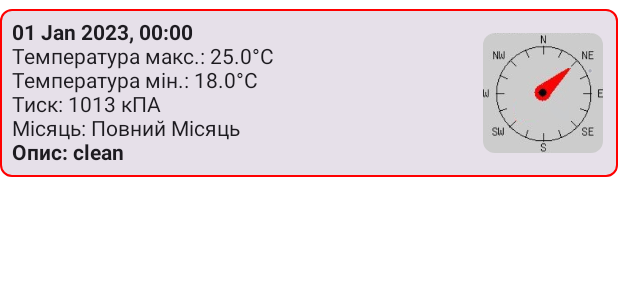
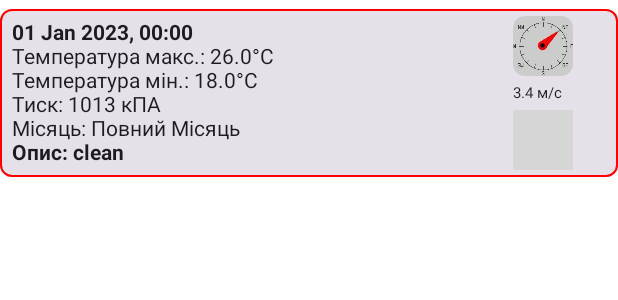
Before and after one commit to Portugal1576/MyPlaceWeatherNew, an Android app built with Jetpack Compose: the @Preview function PreviewDailyForecastItem, on a phone screen of 412 x 824 dp. Shown: the top 300 px of the screen. Run offline under Robolectric (Android 15) with nearby library versions, the phone set to English and light mode, and no system bars; pictures from the network do not load; Roboto replaces fonts that are not available here; grey boxes are pictures that could not be loaded.

Commit message:
Changed UI (Daily weather)

```diff
--- a/app/src/main/java/com/rubtsov/port/myplaceweathernew/model/Minutely.kt
+++ b/app/src/main/java/com/rubtsov/port/myplaceweathernew/model/Minutely.kt
@@ -2,5 +2,5 @@ package com.rubtsov.port.myplaceweathernew.model
 
 data class Minutely(
     val dt: Int,
-    val precipitation: Int
+    val precipitation: Double
 )
--- a/app/src/main/java/com/rubtsov/port/myplaceweathernew/presentation/screens/components/DailyForecastItem.kt
+++ b/app/src/main/java/com/rubtsov/port/myplaceweathernew/presentation/screens/components/DailyForecastItem.kt
@@ -1,15 +1,18 @@
 package com.rubtsov.port.myplaceweathernew.presentation.screens.components
 
 import androidx.compose.foundation.BorderStroke
+import androidx.compose.foundation.Image
+import androidx.compose.foundation.background
 import androidx.compose.foundation.layout.Arrangement
 import androidx.compose.foundation.layout.Column
 import androidx.compose.foundation.layout.Row
+import androidx.compose.foundation.layout.Spacer
 import androidx.compose.foundation.layout.fillMaxWidth
+import androidx.compose.foundation.layout.height
 import androidx.compose.foundation.layout.padding
 import androidx.compose.foundation.layout.size
 import androidx.compose.foundation.shape.RoundedCornerShape
 import androidx.compose.material3.Card
-import androidx.compose.material3.CardDefaults
 import androidx.compose.material3.Text
 import androidx.compose.runtime.Composable
 import androidx.compose.runtime.remember
@@ -17,10 +20,13 @@ import androidx.compose.ui.Alignment
 import androidx.compose.ui.Modifier
 import androidx.compose.ui.draw.clip
 import androidx.compose.ui.graphics.Color
+import androidx.compose.ui.layout.ContentScale
 import androidx.compose.ui.res.stringResource
 import androidx.compose.ui.text.font.FontWeight
 import androidx.compose.ui.tooling.preview.Preview
 import androidx.compose.ui.unit.dp
+import androidx.compose.ui.unit.sp
+import coil.compose.rememberAsyncImagePainter
 import com.rubtsov.port.myplaceweathernew.R
 import com.rubtsov.port.myplaceweathernew.domain.getMoonPhaseText
 import com.rubtsov.port.myplaceweathernew.model.Daily
@@ -57,9 +63,9 @@ fun DailyForecastItem(daily: Daily) {
                     fontWeight = FontWeight.Bold
                 )
 
-                Text(text = "${stringResource(R.string.temp_max)}: ${daily.temp.day}°C")
+                Text(text = "${stringResource(R.string.temp_max)}: ${daily.temp.max}°C")
 
-                Text(text = "${stringResource(R.string.temp_min)}: ${daily.temp.night}°C")
+                Text(text = "${stringResource(R.string.temp_min)}: ${daily.temp.min}°C")
 
                 Text(text = "${stringResource(R.string.pressure)}: ${daily.pressure} кПА")
 
@@ -71,13 +77,41 @@ fun DailyForecastItem(daily: Daily) {
                 )
             }
 
+            Column(
+                modifier = Modifier
+                    .padding(end = 20.dp)
+            ) {
+
                 WindDirection(
                     degree = daily.wind_deg,
                     Modifier
                         .padding(end = 10.dp)
-                    .size(80.dp)
+                        .size(40.dp)
+                        .clip(RoundedCornerShape(8.dp)),
+                    40
+                )
+                Spacer(modifier = Modifier.height(5.dp))
+
+                Text(
+                    text = "${daily.wind_speed} м/с",
+                    fontSize = 10.sp
+                )
+
+                Spacer(modifier = Modifier.height(5.dp))
+
+                daily.weather.firstOrNull()?.icon?.let { iconCode ->
+                    val iconUrl = "https://openweathermap.org/img/wn/${iconCode}@2x.png"
+                    Image(
+                        painter = rememberAsyncImagePainter(iconUrl),
+                        contentDescription = "Weather Icon",
+                        modifier = Modifier
+                            .size(40.dp)
                             .clip(RoundedCornerShape(8.dp))
+                            .background(Color.LightGray),
+                        contentScale = ContentScale.Crop
                     )
+                }
+            }
         }
     }
 }
--- a/app/src/main/java/com/rubtsov/port/myplaceweathernew/presentation/screens/components/WeatherComponent.kt
+++ b/app/src/main/java/com/rubtsov/port/myplaceweathernew/presentation/screens/components/WeatherComponent.kt
@@ -211,7 +211,8 @@ fun WeatherContent(hourly: Hourly, modifier: Modifier = Modifier) {
                         Modifier
                             .padding(end = 10.dp)
                             .size(80.dp)
-                            .clip(RoundedCornerShape(8.dp))
+                            .clip(RoundedCornerShape(8.dp)),
+                        80
                     )
                 }
             }
--- a/app/src/main/java/com/rubtsov/port/myplaceweathernew/presentation/screens/components/WindDirection.kt
+++ b/app/src/main/java/com/rubtsov/port/myplaceweathernew/presentation/screens/components/WindDirection.kt
@@ -2,14 +2,11 @@ package com.rubtsov.port.myplaceweathernew.presentation.screens.components
 
 import androidx.compose.foundation.Image
 import androidx.compose.foundation.layout.Box
-import androidx.compose.foundation.layout.padding
 import androidx.compose.foundation.layout.size
-import androidx.compose.foundation.shape.RoundedCornerShape
 import androidx.compose.runtime.Composable
 import androidx.compose.runtime.remember
 import androidx.compose.ui.Alignment
 import androidx.compose.ui.Modifier
-import androidx.compose.ui.draw.clip
 import androidx.compose.ui.draw.rotate
 import androidx.compose.ui.layout.ContentScale
 import androidx.compose.ui.res.painterResource
@@ -17,9 +14,10 @@ import androidx.compose.ui.unit.dp
 import com.rubtsov.port.myplaceweathernew.R
 
 @Composable
-fun WindDirection(degree: Int, modifier: Modifier = Modifier) {
+fun WindDirection(degree: Int, modifier: Modifier = Modifier, size: Int) {
 
     val rotationAngle = remember(degree) { degree.toFloat() }
+    val sizeImg = size / 2
 
     Box(
         modifier = modifier,
@@ -30,7 +28,7 @@ fun WindDirection(degree: Int, modifier: Modifier = Modifier) {
             painter = painterResource(R.drawable.wind_degri_circle),
             contentDescription = "",
             modifier = Modifier
-                .size(80.dp),
+                .size(size.dp),
             contentScale = ContentScale.Crop
         )
 
@@ -38,7 +36,7 @@ fun WindDirection(degree: Int, modifier: Modifier = Modifier) {
             painter = painterResource(R.drawable.wind_arrow),
             contentDescription = "",
             modifier = Modifier
-                .size(35.dp)
+                .size(sizeImg.dp)
                 .rotate(317f + rotationAngle),
             contentScale = ContentScale.Crop
         )
```
Lines whose indentation alone changed are shown as unchanged.
